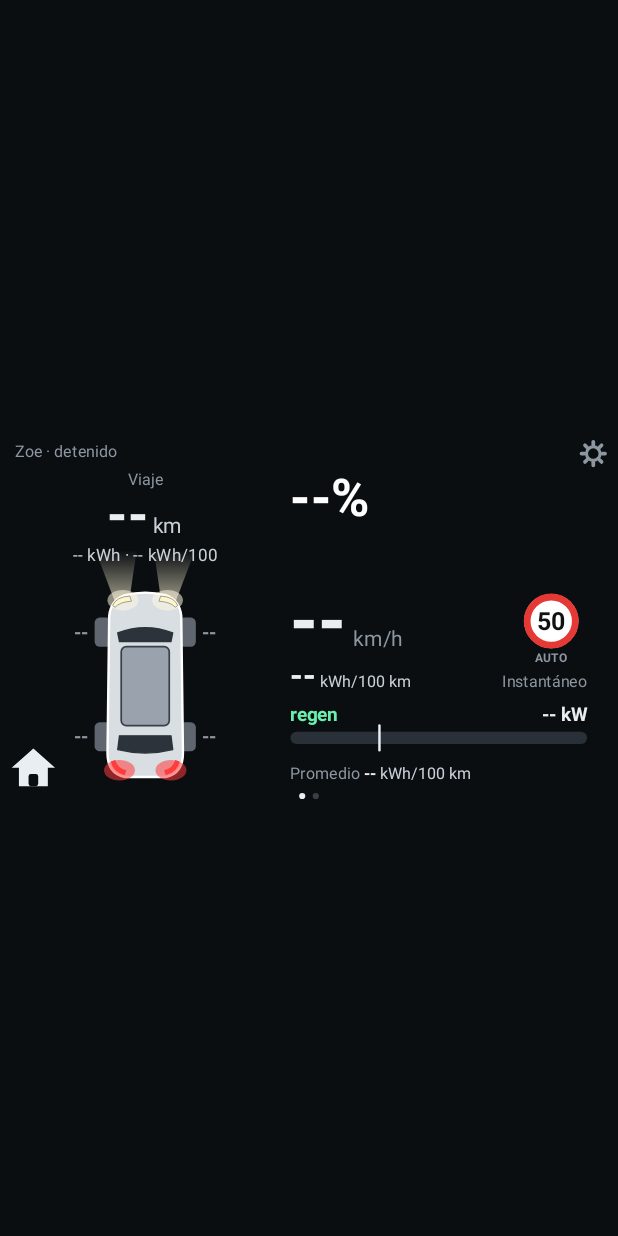
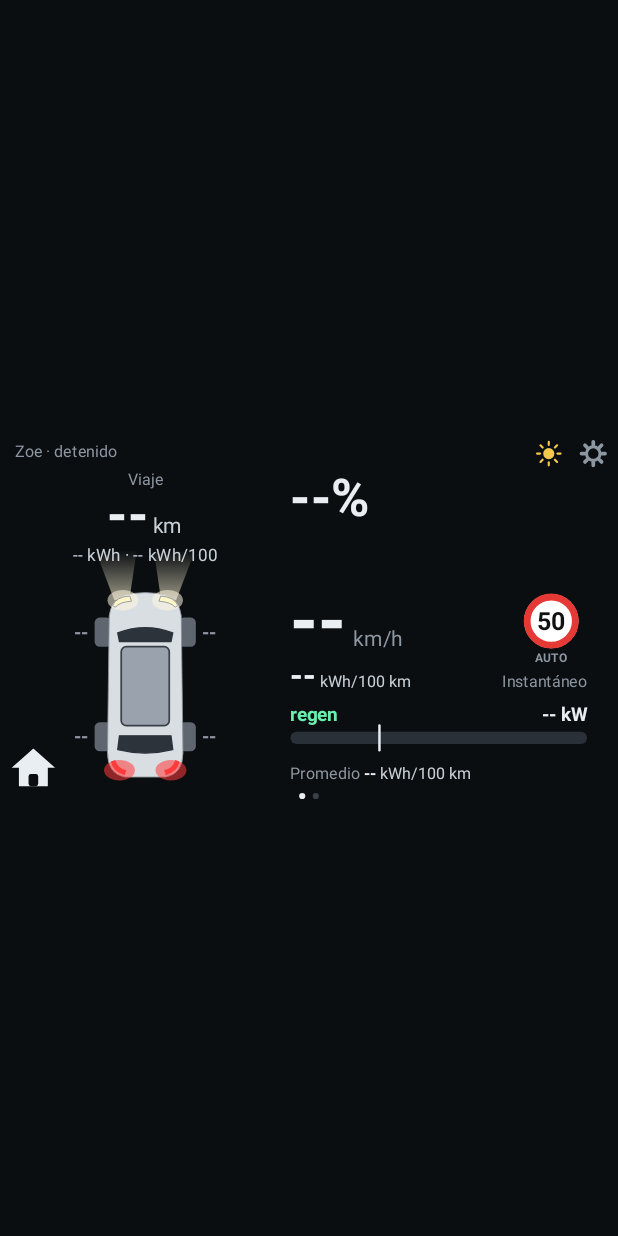
Before and after one commit to Esantiagohl01/Zoe-SOC, an Android app: the screen it shows after launch (MainActivity), after a tap on "← VOLVER AL TABLERO", on a phone screen of 412 x 824 dp. Run offline under Robolectric (Android 15) with nearby library versions, the phone set to English and light mode, and no system bars.

Commit message:
3.6: modo día/noche con sol y luna, gráfica de 5 min en hoja 2 con colores exactos por tramo
Co-Authored-By: Claude Opus 5.5 <noreply@anthropic.com>
Claude-Session: https://claude.ai/code/session_01SuFhDX9GspYJBJVe4hEraS

```diff
--- a/app/build.gradle.kts
+++ b/app/build.gradle.kts
@@ -11,8 +11,8 @@ android {
         applicationId = "com.zoesoc"
         minSdk = 26
         targetSdk = 34
-        versionCode = 22
-        versionName = "3.5"
+        versionCode = 23
+        versionName = "3.6"
     }
 
     // Llave fija para que cada versión nueva se instale encima de la anterior
--- a/app/src/main/java/com/zoesoc/DashView.kt
+++ b/app/src/main/java/com/zoesoc/DashView.kt
@@ -25,7 +25,7 @@ class DashView(ctx: Context) : View(ctx) {
     var onAutoKit: (() -> Unit)? = null
     /** true si AutoKit está instalado (se muestra el botón del teléfono). */
     var hasAutoKit = false
-    private val prefs = Prefs(ctx)
+    private val prefs = Prefs(ctx).also { Theme.load(it) }
     var page: Int = prefs.page.coerceIn(0, PAGES - 1)
         private set
     private var data: ZoeData? = null
@@ -54,13 +54,14 @@ class DashView(ctx: Context) : View(ctx) {
     }
 
     // ---------- colores y pinturas ----------
-    private val bgC = 0xFF0B0E11.toInt()
-    private val textC = 0xFFE9EEF3.toInt()
-    private val dimC = 0xFF8D97A1.toInt()
-    private val subC = 0xFFB8C0C8.toInt()
-    private val panelC = 0xFF151A1F.toInt()
-    private val trackC = 0xFF1F242A.toInt()
-    private val lightC = 0xFFE6ECF2.toInt()
+    // Colores: vienen de Theme (noche o día); solo cambian colores, nunca posiciones.
+    private val bgC get() = Theme.bg
+    private val textC get() = Theme.text
+    private val dimC get() = Theme.dim
+    private val subC get() = Theme.sub
+    private val panelC get() = Theme.panel
+    private val trackC get() = Theme.track
+    private val lightC get() = Theme.powerFill
     private val needleC = 0xFFFF5A36.toInt()
 
     private val tp = Paint(Paint.ANTI_ALIAS_FLAG)
@@ -168,6 +169,7 @@ class DashView(ctx: Context) : View(ctx) {
         }
         val title = if (page == 1) "Detalle" else "Zoe · $st"
         txt(c, title.take(40), 24f, 40f, 26f, dimC)
+        drawSunMoon(c)
         // Engranaje (abre ajustes)
         val gx = 960f; val gy = 34f
         line.strokeWidth = 5f; line.color = dimC
@@ -179,12 +181,32 @@ class DashView(ctx: Context) : View(ctx) {
         }
     }
 
+    /** Sol (de noche: pasa a día) o luna (de día: pasa a noche), a la izquierda del engranaje. */
+    private fun drawSunMoon(c: Canvas) {
+        val cx = 888f; val cy = 34f
+        if (Theme.day) {
+            // Luna creciente
+            fill.color = Theme.sunMoon
+            c.drawCircle(cx, cy, 16f, fill)
+            fill.color = bgC
+            c.drawCircle(cx + 9f, cy - 6f, 13f, fill)
+        } else {
+            fill.color = Theme.sunMoon
+            c.drawCircle(cx, cy, 9f, fill)
+            line.color = Theme.sunMoon; line.strokeWidth = 3.5f
+            for (i in 0 until 8) {
+                val a = i * Math.PI / 4
+                c.drawLine(cx + 14 * cos(a).toFloat(), cy + 14 * sin(a).toFloat(), cx + 19 * cos(a).toFloat(), cy + 19 * sin(a).toFloat(), line)
+            }
+        }
+    }
+
     /** Señal de límite (toque para cambiar: Auto → 50 → 80 → apagado). Parpadea suave si te pasas. */
     private fun drawLimitSign(c: Canvas) {
         val lim = limiter.limit
         val cx = SIGN_X; val cy = SIGN_Y; val r = 44f
         if (lim == null) {
-            line.color = 0xFF3A4048.toInt(); line.strokeWidth = 6f
+            line.color = Theme.dotOff; line.strokeWidth = 6f
             c.drawCircle(cx, cy, r, line)
             txt(c, "sin", cx, cy - 4, 24f, dimC, align = Paint.Align.CENTER)
             txt(c, "límite", cx, cy + 22, 22f, dimC, align = Paint.Align.CENTER)
@@ -229,7 +251,7 @@ class DashView(ctx: Context) : View(ctx) {
 
     private fun drawDots(c: Canvas) {
         for (i in 0 until PAGES) {
-            fill.color = if (i == page) textC else 0xFF3A4048.toInt()
+            fill.color = if (i == page) textC else Theme.dotOff
             c.drawCircle(500f + (i - (PAGES - 1) / 2f) * 22f, 588f, 5f, fill)
         }
     }
@@ -256,7 +278,7 @@ class DashView(ctx: Context) : View(ctx) {
             d?.extTemp?.let { "Ext. " + Fmt.f(it, 0) + " °C" }, d?.cabinTemp?.let { "Int. " + Fmt.f(it, 0) + " °C" },
         ).joinToString(" · ")
         // Línea 1: autonomía · Batería + temperatura con color
-        val lc = 0xFFC8D0D8.toInt()
+        val lc = Theme.unit
         var lx = x0
         d?.rangeKm?.let { val t = "$it km"; txt(c, t, lx, 182f, 28f, lc); lx += tw(t, 28f, false) }
         d?.tempC?.let {
@@ -264,7 +286,7 @@ class DashView(ctx: Context) : View(ctx) {
             txt(c, pre, lx, 182f, 28f, lc); lx += tw(pre, 28f, false)
             txt(c, Fmt.f(it, 0) + " °C", lx, 182f, 28f, Colors.batTemp(it), true)
         }
-        txt(c, l2, x0, 218f, 28f, 0xFFC8D0D8.toInt())
+        txt(c, l2, x0, 218f, 28f, Theme.unit)
 
         val bx0 = 470f; val bx1 = 950f
         if (charging && d != null) {
@@ -301,12 +323,12 @@ class DashView(ctx: Context) : View(ctx) {
             val inst = if (live(d)) smoothInst(d) else null
             val iv = inst?.let { Fmt.f(it, 1) } ?: "--"
             txt(c, iv, x0, 412f, 54f, textC, true)
-            txt(c, " kWh/100 km", x0 + tw(iv, 54f, true), 412f, 26f, 0xFFC8D0D8.toInt())
+            txt(c, " kWh/100 km", x0 + tw(iv, 54f, true), 412f, 26f, Theme.unit)
             txt(c, "Instantáneo", bx1, 412f, 26f, dimC, align = Paint.Align.RIGHT)
             val pw = power(d)
             txt(c, "regen", bx0, 466f, 30f, Colors.GREEN, true)
             txt(c, pw?.let { Fmt.f(it, 1) + " kW" } ?: "-- kW", bx1, 466f, 30f, textC, true, Paint.Align.RIGHT)
-            fill.color = 0xFF2A3038.toInt()
+            fill.color = Theme.powerTrack
             c.drawRoundRect(bx0, 484f, bx1, 504f, 10f, 10f, fill)
             // Escala −30 kW (regeneración) a +70 kW: el cero queda al 30 %.
             val zx = bx0 + (bx1 - bx0) * 0.30f
@@ -322,7 +344,7 @@ class DashView(ctx: Context) : View(ctx) {
             txt(c, "Promedio ", px, 560f, 26f, dimC); px += tw("Promedio ", 26f, false)
             val avg = d?.avgConsumption?.let { Fmt.f(it, 1) } ?: "--"
             txt(c, avg, px, 560f, 26f, textC, true); px += tw(avg, 26f, true)
-            txt(c, " kWh/100 km", px, 560f, 26f, 0xFFC8D0D8.toInt())
+            txt(c, " kWh/100 km", px, 560f, 26f, Theme.unit)
         }
     }
 
@@ -341,7 +363,7 @@ class DashView(ctx: Context) : View(ctx) {
 
     /** Página 2: batería, llantas, cargas y gráfica de potencia de los últimos 15 min. */
     private fun drawDetail(c: Canvas, d: ZoeData?) {
-        val lc = 0xFFC8D0D8.toInt()
+        val lc = Theme.unit
         // Batería (tabla)
         fill.color = panelC
         c.drawRoundRect(20f, 70f, 360f, 290f, 20f, 20f, fill)
@@ -421,10 +443,11 @@ class DashView(ctx: Context) : View(ctx) {
         } else {
             fill.color = panelC
             c.drawRoundRect(20f, 302f, 980f, 512f, 20f, 20f, fill)
-            txt(c, "Potencia · últimos 10 min", 40f, 332f, 22f, dimC)
+            txt(c, "Potencia · últimos 5 min", 40f, 332f, 22f, dimC)
         }
         // Escala: normalmente +15 a −15; si algo se sale, se abre hasta cubrirlo (máx. +70 / −40), en pasos de 5.
-        val v = PowerLog.series()
+        // Grande: 10 min. Pequeña (hoja 2): 5 min, para que no se vea solo como picos.
+        val v = PowerLog.series(if (big) PowerLog.BINS else PowerLog.BINS / 2)
         val hi = v.filterNotNull().maxOrNull() ?: 0.0
         val lo = v.filterNotNull().minOrNull() ?: 0.0
         val top = maxOf(15.0, Math.ceil(hi / 5) * 5).coerceAtMost(70.0)
@@ -435,21 +458,21 @@ class DashView(ctx: Context) : View(ctx) {
         val y15 = y(15.0)
         // guías
         if (big) {
-            line.strokeWidth = 1.5f; line.color = 0x80FFFFFF.toInt()
+            line.strokeWidth = 1.5f; line.color = Theme.axis; line.alpha = 128
             c.drawLine(gx0, y(top), gx1, y(top), line)
             c.drawLine(gx0, y(bot), gx1, y(bot), line)
             val tx = (gx0 + gx1) / 2; c.drawLine(tx, yTop, tx, yBot, line)
         }
         // eje vertical a la izquierda
-        line.strokeWidth = 2.5f; line.color = 0xFFFFFFFF.toInt()
+        line.strokeWidth = 2.5f; line.color = Theme.axis
         c.drawLine(gx0, yTop, gx0, yBot, line)
         if (show15) {
-            line.strokeWidth = 2f; line.color = 0xB3FFFFFF.toInt()
+            line.strokeWidth = 2f; line.color = Theme.axis; line.alpha = 179
             var gx = gx0
             while (gx < gx1) { c.drawLine(gx, y15, minOf(gx + 6f, gx1), y15, line); gx += 14f }
             txt(c, "15", lx, y15 + ls * 0.35f, ls, textC, align = Paint.Align.RIGHT)
         }
-        line.strokeWidth = 2.5f; line.color = 0xFFFFFFFF.toInt()
+        line.strokeWidth = 2.5f; line.color = Theme.axis
         c.drawLine(gx0, y0, gx1, y0, line)
         fun kwLabel(k: Double) = (if (k < 0) "−" else "+") + Math.round(Math.abs(k))
         txt(c, kwLabel(top), lx, y(top) + ls * 0.35f, ls, textC, align = Paint.Align.RIGHT)
@@ -459,18 +482,32 @@ class DashView(ctx: Context) : View(ctx) {
             txt(c, "−10 min", gx0, 540f, 20f, textC)
             txt(c, "−5", (gx0 + gx1) / 2, 540f, 20f, textC, align = Paint.Align.CENTER)
             txt(c, "ahora", gx1, 540f, 20f, textC, align = Paint.Align.RIGHT)
-            txt(c, "Toca para volver", 40f, 580f, 20f, 0xFF5A636C.toInt())
+            txt(c, "Toca para volver", 40f, 580f, 20f, Theme.faint)
         }
 
         val n = v.size
         val dx = (gx1 - gx0) / (n - 1)
         line.strokeWidth = if (big) 3f else 2.5f
+        // Cada tramo se parte donde cruza 0, 15 y 32 kW: cada pedazo con su color exacto.
+        fun colorOf(kw: Double) = when { kw < 0 -> Theme.regen; kw <= 15 -> Theme.green; kw <= 32 -> Theme.orange; else -> Theme.hot }
+        val cuts = doubleArrayOf(0.0, 15.0, 32.0)
         for (i in 1 until n) {
             val a = v[i - 1] ?: continue
             val b = v[i] ?: continue
-            val mid = (a + b) / 2
-            line.color = when { mid < 0 -> BLUE_REGEN; mid <= 15 -> Colors.GREEN; mid <= 32 -> ORANGE_PWR; else -> RED_PWR }
-            c.drawLine(gx0 + (i - 1) * dx, y(a), gx0 + i * dx, y(b), line)
+            val xa = gx0 + (i - 1) * dx
+            // fracciones (0..1) donde el tramo cruza un límite
+            val ts = ArrayList<Double>(5)
+            ts.add(0.0)
+            for (k in cuts) if ((a - k) * (b - k) < 0) ts.add((k - a) / (b - a))
+            ts.add(1.0)
+            ts.sort()
+            for (j in 1 until ts.size) {
+                val t0 = ts[j - 1]; val t1 = ts[j]
+                if (t1 - t0 < 1e-6) continue
+                val k0 = a + (b - a) * t0; val k1 = a + (b - a) * t1
+                line.color = colorOf((k0 + k1) / 2)
+                c.drawLine(xa + dx * t0.toFloat(), y(k0), xa + dx * t1.toFloat(), y(k1), line)
+            }
         }
         if (v.all { it == null }) txt(c, "Se llena mientras manejas", (gx0 + gx1) / 2, y0 - 14f, 22f, dimC, align = Paint.Align.CENTER)
     }
@@ -504,11 +541,11 @@ class DashView(ctx: Context) : View(ctx) {
         val right = wNum + gap + ur
         val x = cx - (left + right) / 2
         txt(c, kStr, x, 163f, 84f, textC, true)
-        txt(c, "km", x + wNum + gap, 163f, 34f, 0xFFC8D0D8.toInt())
+        txt(c, "km", x + wNum + gap, 163f, 34f, Theme.unit)
         val kwh = d?.tripKwh
         val cons = if (km != null && kwh != null && km >= 0.5) Fmt.f(kwh / km * 100, 1) else "--"
         val line2 = (kwh?.let { Fmt.f(it, 1) } ?: "--") + " kWh · " + cons + " kWh/100"
-        txtInk(c, line2, cx, 208f, 28f, 0xFFC8D0D8.toInt())
+        txtInk(c, line2, cx, 208f, 28f, Theme.unit)
     }
 
     /** Presiones junto a cada llanta, por fuera del carro (izquierda alineada hacia el carro). */
@@ -543,7 +580,13 @@ class DashView(ctx: Context) : View(ctx) {
             if (graphBig) { graphBig = false; invalidate(); return true } // cualquier toque cierra la gráfica grande
             when {
                 page == 1 && x in 20f..980f && y in 302f..512f && !(x < 120 && y > 500) -> { graphBig = true; invalidate() }
-                x > 900 && y < 90 -> onSettings?.invoke()
+                x > 925 && y < 90 -> onSettings?.invoke()
+                x in 845f..922f && y < 90 -> {
+                    Theme.day = !Theme.day
+                    prefs.dayMode = Theme.day
+                    ZoeState.touch() // la burbuja también cambia
+                    invalidate()
+                }
                 page == 0 && data?.charging != true && abs(x - SIGN_X) < 60 && abs(y - SIGN_Y) < 60 -> { limiter.cycle(); invalidate() }
                 x < 120 && y > 500 -> onHome?.invoke()
                 page == 0 && hasAutoKit && x in (PHONE_X - 55f)..(PHONE_X + 55f) && y > 495 -> onAutoKit?.invoke()
@@ -562,9 +605,7 @@ class DashView(ctx: Context) : View(ctx) {
 
     companion object {
         const val PAGES = 2
-        const val BLUE_REGEN = 0xFF4A90D9.toInt()
-        const val ORANGE_PWR = 0xFFF08A24.toInt()
-        const val RED_PWR = 0xFFE04848.toInt()
+
         /** Intervalo de las animaciones (latido de carga, flujo, señal parpadeando). */
         const val ANIM_MS = 110L
         /** Posición del teléfono: a la derecha del carro, a la misma altura que la casita. */
--- /dev/null
+++ b/app/src/main/java/com/zoesoc/Theme.kt
@@ -0,0 +1,51 @@
+package com.zoesoc
+
+/**
+ * Paleta de colores de noche y de día. Solo cambian colores: posiciones y tamaños son los mismos.
+ * Se cambia con el sol/luna junto al engranaje y se recuerda en Prefs.dayMode.
+ */
+object Theme {
+    @Volatile var day = false
+
+    fun load(p: Prefs) { day = p.dayMode }
+
+    private fun c(night: Long, dayC: Long) = (if (day) dayC else night).toInt()
+
+    // Fondo y textos
+    val bg get() = c(0xFF0B0E11, 0xFFE9EDF1)
+    val text get() = c(0xFFE9EEF3, 0xFF12161A)
+    val dim get() = c(0xFF8D97A1, 0xFF5A6470)
+    val sub get() = c(0xFFB8C0C8, 0xFF3A434D)       // textos secundarios
+    val unit get() = c(0xFFC8D0D8, 0xFF3A434D)      // unidades y líneas de información
+    val faint get() = c(0xFF5A636C, 0xFF8A949E)     // ayudas muy discretas
+    val panel get() = c(0xFF151A1F, 0xFFFFFFFF)
+    val track get() = c(0xFF1F242A, 0xFFCDD3D9)     // barra de progreso de carga
+    val powerTrack get() = c(0xFF2A3038, 0xFFCDD3D9)
+    val powerFill get() = c(0xFFE6ECF2, 0xFF3A434D) // barra de potencia consumiendo
+    val dotOff get() = c(0xFF3A4048, 0xFFB4BCC4)
+    val axis get() = c(0xFFFFFFFF, 0xFF12161A)      // ejes de la gráfica
+    val sunMoon get() = c(0xFFF2C94C, 0xFF3A434D)
+
+    // Estados
+    val green get() = c(0xFF69F0AE, 0xFF1E9E4A)
+    val amber get() = c(0xFFFFC107, 0xFFC76A00)
+    val red get() = c(0xFFFF5252, 0xFFD0342C)
+    val blue get() = c(0xFF64B5F6, 0xFF2B6CC4)
+    val gray get() = c(0xFF5F6670, 0xFF8A949E)
+
+    // Gráfica de potencia
+    val regen get() = c(0xFF4A90D9, 0xFF2B6CC4)
+    val orange get() = c(0xFFF08A24, 0xFFE06A00)
+    val hot get() = c(0xFFE04848, 0xFFD0342C)
+
+    // Carro
+    val carBody get() = c(0xFFD9DEE3, 0xFFFFFFFF)
+    val carOutline get() = c(0xFF8A929B, 0xFF8A949E)
+    val carOutlineW get() = if (day) 1.5f else 0.5f
+    val packEmpty get() = c(0xFF9AA3AD, 0xFFC5CCD3)
+
+    // Burbuja
+    val bubbleBg get() = c(0xA6111418, 0xEBFFFFFF)
+    val bubbleSmall get() = c(0xFFB8C0C8, 0xFF3A434D)
+    val bubbleText get() = c(0xFFD5DCE3, 0xFF3A434D)
+}
--- a/app/src/main/java/com/zoesoc/Views.kt
+++ b/app/src/main/java/com/zoesoc/Views.kt
@@ -97,6 +97,9 @@ object CarArt {
             tireP.color = tires[i]
             c.drawRoundRect(tp[i][0], tp[i][1], tp[i][0] + 10f, tp[i][1] + 17f, 3f, 3f, tireP)
         }
+        bodyP.color = Theme.carBody
+        outline.color = Theme.carOutline; outline.strokeWidth = Theme.carOutlineW
+        packEmpty.color = Theme.packEmpty
         c.drawPath(body, bodyP)
         if (showPack) {
             val l = 16f; val r = 44f; val t = 34f; val b = 80f
--- a/app/src/main/java/com/zoesoc/ZoeReader.kt
+++ b/app/src/main/java/com/zoesoc/ZoeReader.kt
@@ -323,24 +323,24 @@ class ZoeReader(private val elm: Elm327, private val log: (String) -> Unit) {
 }
 
 object Colors {
-    val GREEN = 0xFF69F0AE.toInt()
-    val AMBER = 0xFFFFC107.toInt()
-    val RED = 0xFFFF5252.toInt()
-    val GRAY = 0xFF5F6670.toInt()
+    val GREEN get() = Theme.green
+    val AMBER get() = Theme.amber
+    val RED get() = Theme.red
+    val GRAY get() = Theme.gray
 
     /** Verde ≥ 30 %, amarillo < 30 %, rojo < 20 %. */
     fun soc(s: Double?): Int = when {
-        s == null -> 0xFFFFFFFF.toInt()
+        s == null -> Theme.text
         s < 20 -> RED
         s < 30 -> AMBER
         else -> GREEN
     }
 
-    val BLUE = 0xFF64B5F6.toInt()
+    val BLUE get() = Theme.blue
 
     /** Temperatura de la batería: azul < 10 °C, verde 10–29, amarillo 30–39, rojo ≥ 40. */
     fun batTemp(t: Double?): Int = when {
-        t == null -> 0xFFE9EEF3.toInt()
+        t == null -> Theme.text
         t < 10 -> BLUE
         t < 30 -> GREEN
         t < 40 -> AMBER
```
Also changed, not shown: app/src/main/java/com/zoesoc/Overlay.kt (+6 -4 lines), app/src/main/java/com/zoesoc/State.kt (+9 -4 lines).
